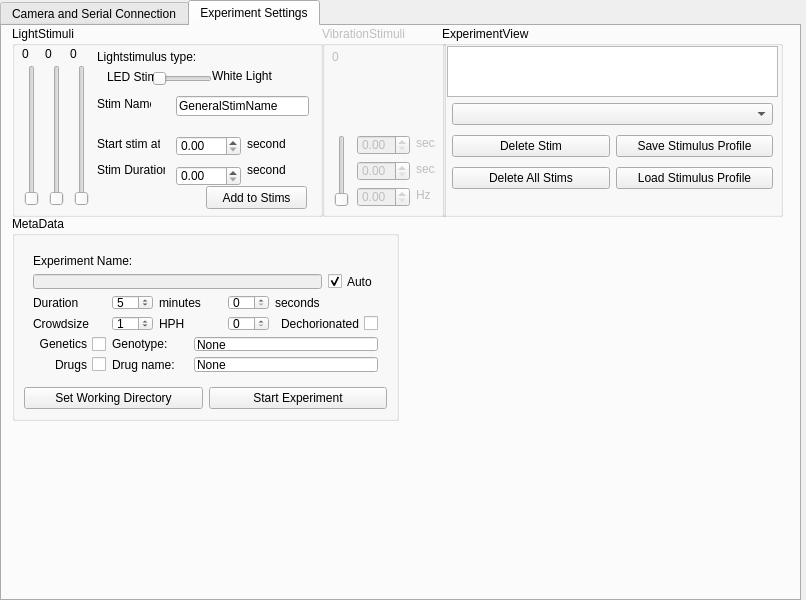
Before: the Qt Designer form form.ui in DanielDondorp/imMobilize, drawn with Qt 5.
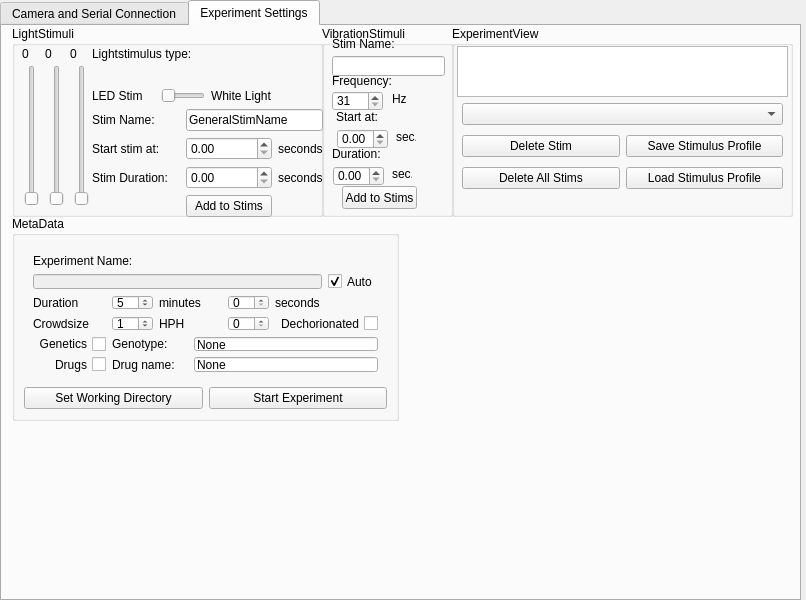
After: the same form once the commit is applied. The open tabs and pages were chosen to show the change. Custom widgets are drawn as their Qt base class.

Diff of the .ui file:
```diff
--- a/form.ui
+++ b/form.ui
@@ -544,7 +544,7 @@
     <widget class="QGroupBox" name="groupBox_2">
      <property name="geometry">
       <rect>
-       <x>440</x>
+       <x>450</x>
        <y>0</y>
        <width>341</width>
        <height>191</height>
@@ -790,74 +790,25 @@
     </widget>
     <widget class="QGroupBox" name="groupBox_3">
      <property name="enabled">
-      <bool>false</bool>
+      <bool>true</bool>
      </property>
      <property name="geometry">
       <rect>
        <x>320</x>
        <y>0</y>
-       <width>124</width>
+       <width>131</width>
        <height>191</height>
       </rect>
      </property>
      <property name="title">
       <string>VibrationStimuli</string>
      </property>
-     <widget class="QSlider" name="sliderVibrationStrength">
+     <widget class="QDoubleSpinBox" name="spinBoxVibrationDuration">
       <property name="geometry">
        <rect>
-        <x>10</x>
-        <y>109</y>
-        <width>19</width>
-        <height>72</height>
-       </rect>
-      </property>
-      <property name="maximum">
-       <number>255</number>
-      </property>
-      <property name="orientation">
-       <enum>Qt::Vertical</enum>
-      </property>
-     </widget>
-     <widget class="QLabel" name="label">
-      <property name="geometry">
-       <rect>
-        <x>10</x>
-        <y>23</y>
-        <width>16</width>
-        <height>16</height>
-       </rect>
-      </property>
-      <property name="text">
-       <string>0</string>
-      </property>
-     </widget>
-     <widget class="QDoubleSpinBox" name="doubleSpinBox">
-      <property name="geometry">
-       <rect>
-        <x>35</x>
-        <y>109</y>
-        <width>53</width>
-        <height>20</height>
-       </rect>
-      </property>
-     </widget>
-     <widget class="QDoubleSpinBox" name="doubleSpinBox_2">
-      <property name="geometry">
-       <rect>
-        <x>35</x>
-        <y>135</y>
-        <width>53</width>
-        <height>20</height>
-       </rect>
-      </property>
-     </widget>
-     <widget class="QDoubleSpinBox" name="doubleSpinBox_3">
-      <property name="geometry">
-       <rect>
-        <x>35</x>
-        <y>161</y>
-        <width>53</width>
+        <x>11</x>
+        <y>140</y>
+        <width>51</width>
         <height>20</height>
        </rect>
       </property>
@@ -865,8 +816,8 @@
      <widget class="QLabel" name="label_13">
       <property name="geometry">
        <rect>
-        <x>94</x>
-        <y>161</y>
+        <x>70</x>
+        <y>65</y>
         <width>16</width>
         <height>16</height>
        </rect>
@@ -875,24 +826,11 @@
        <string>Hz</string>
       </property>
      </widget>
-     <widget class="QLabel" name="label_17">
-      <property name="geometry">
-       <rect>
-        <x>94</x>
-        <y>135</y>
-        <width>20</width>
-        <height>16</height>
-       </rect>
-      </property>
-      <property name="text">
-       <string>sec.</string>
-      </property>
-     </widget>
      <widget class="QLabel" name="label_18">
       <property name="geometry">
        <rect>
-        <x>94</x>
-        <y>109</y>
+        <x>70</x>
+        <y>140</y>
         <width>20</width>
         <height>16</height>
        </rect>
@@ -901,99 +839,67 @@
        <string>sec.</string>
       </property>
      </widget>
-    </widget>
-    <widget class="QGroupBox" name="lightStimuliGroup">
-     <property name="enabled">
-      <bool>true</bool>
-     </property>
-     <property name="geometry">
-      <rect>
-       <x>10</x>
-       <y>0</y>
-       <width>311</width>
-       <height>191</height>
-      </rect>
-     </property>
-     <property name="title">
-      <string>LightStimuli</string>
-     </property>
-     <widget class="QLabel" name="labelSeconds1">
+     <widget class="QSpinBox" name="spinBoxVibrationFrequency">
       <property name="geometry">
        <rect>
-        <x>235</x>
-        <y>110</y>
-        <width>39</width>
-        <height>16</height>
-       </rect>
-      </property>
-      <property name="text">
-       <string>seconds</string>
-      </property>
-     </widget>
-     <widget class="QDoubleSpinBox" name="spinboxStimStart">
-      <property name="geometry">
-       <rect>
-        <x>164</x>
-        <y>110</y>
-        <width>65</width>
-        <height>20</height>
-       </rect>
-      </property>
-      <property name="maximum">
-       <double>1000.000000000000000</double>
-      </property>
-     </widget>
-     <widget class="QLineEdit" name="lineeditStimName">
-      <property name="geometry">
-       <rect>
-        <x>164</x>
-        <y>70</y>
-        <width>133</width>
+        <x>10</x>
+        <y>65</y>
+        <width>51</width>
         <height>20</height>
        </rect>
       </property>
       <property name="toolTip">
        <string>Give your stimulus a wonderful name!</string>
       </property>
-      <property name="text">
-       <string>GeneralStimName</string>
+      <property name="minimum">
+       <number>31</number>
       </property>
-      <property name="placeholderText">
-       <string>GeneralLightStim</string>
+      <property name="maximum">
+       <number>999</number>
       </property>
      </widget>
-     <widget class="QLabel" name="labelSeconds2">
+     <widget class="QLabel" name="label_17">
       <property name="geometry">
        <rect>
-        <x>235</x>
-        <y>136</y>
-        <width>39</width>
+        <x>10</x>
+        <y>120</y>
+        <width>61</width>
         <height>16</height>
        </rect>
       </property>
       <property name="text">
-       <string>seconds</string>
+       <string>Duration:</string>
       </property>
      </widget>
-     <widget class="QLabel" name="labelLightStimSettings">
+     <widget class="QLabel" name="label">
       <property name="geometry">
        <rect>
-        <x>85</x>
-        <y>23</y>
-        <width>171</width>
-        <height>16</height>
+        <x>10</x>
+        <y>45</y>
+        <width>61</width>
+        <height>20</height>
        </rect>
       </property>
       <property name="text">
-       <string>Lightstimulus type:</string>
+       <string>Frequency:</string>
       </property>
      </widget>
-     <widget class="QLabel" name="labelStimName">
+     <widget class="QLineEdit" name="lineeditVibrationStimName">
       <property name="geometry">
        <rect>
-        <x>85</x>
-        <y>70</y>
-        <width>54</width>
+        <x>10</x>
+        <y>30</y>
+        <width>113</width>
+        <height>20</height>
+       </rect>
+      </property>
+     </widget>
+     <widget class="QLabel" name="label_23">
+      <property name="geometry">
+       <rect>
+        <x>10</x>
+        <y>10</y>
+        <width>71</width>
         <height>16</height>
        </rect>
       </property>
@@ -1001,51 +907,12 @@
        <string>Stim Name:</string>
       </property>
      </widget>
-     <widget class="QLabel" name="labelStimDuration">
+     <widget class="QPushButton" name="buttonSaveVibrationStim">
       <property name="geometry">
        <rect>
-        <x>85</x>
-        <y>136</y>
-        <width>68</width>
-        <height>16</height>
-       </rect>
-      </property>
-      <property name="text">
-       <string>Stim Duration:</string>
-      </property>
-     </widget>
-     <widget class="QLabel" name="labelTestStim">
-      <property name="geometry">
-       <rect>
-        <x>85</x>
-        <y>110</y>
-        <width>63</width>
-        <height>16</height>
-       </rect>
-      </property>
-      <property name="text">
-       <string>Start stim at:</string>
-      </property>
-     </widget>
-     <widget class="QDoubleSpinBox" name="spinboxStimDuration">
-      <property name="geometry">
-       <rect>
-        <x>164</x>
-        <y>140</y>
-        <width>65</width>
-        <height>20</height>
-       </rect>
-      </property>
-      <property name="maximum">
-       <double>1000.000000000000000</double>
-      </property>
-     </widget>
-     <widget class="QPushButton" name="buttonSaveStim">
-      <property name="geometry">
-       <rect>
-        <x>194</x>
+        <x>20</x>
         <y>160</y>
-        <width>101</width>
+        <width>75</width>
         <height>23</height>
        </rect>
       </property>
@@ -1053,48 +920,58 @@
        <string>Add to Stims</string>
       </property>
      </widget>
-     <widget class="QSlider" name="toggleWhiteColor">
+     <widget class="QLabel" name="label_24">
       <property name="geometry">
        <rect>
-        <x>140</x>
-        <y>42</y>
-        <width>60</width>
-        <height>21</height>
-       </rect>
-      </property>
-      <property name="maximum">
-       <number>1</number>
-      </property>
-      <property name="orientation">
-       <enum>Qt::Horizontal</enum>
-      </property>
-     </widget>
-     <widget class="QLabel" name="labelLightStimTypeLED">
-      <property name="geometry">
-       <rect>
-        <x>95</x>
-        <y>44</y>
-        <width>47</width>
-        <height>13</height>
+        <x>74</x>
+        <y>103</y>
+        <width>20</width>
+        <height>16</height>
        </rect>
       </property>
       <property name="text">
-       <string>LED Stim</string>
+       <string>sec.</string>
       </property>
      </widget>
-     <widget class="QLabel" name="labelLightStimTypeWhite">
+     <widget class="QLabel" name="label_25">
       <property name="geometry">
        <rect>
-        <x>200</x>
-        <y>42</y>
+        <x>14</x>
+        <y>83</y>
         <width>61</width>
         <height>16</height>
        </rect>
       </property>
       <property name="text">
-       <string>White Light</string>
+       <string>Start at:</string>
       </property>
      </widget>
+     <widget class="QDoubleSpinBox" name="spinBoxVibrationStart">
+      <property name="geometry">
+       <rect>
+        <x>15</x>
+        <y>103</y>
+        <width>51</width>
+        <height>20</height>
+       </rect>
+      </property>
+     </widget>
+    </widget>
+    <widget class="QGroupBox" name="lightStimuliGroup">
+     <property name="enabled">
+      <bool>true</bool>
+     </property>
+     <property name="geometry">
+      <rect>
+       <x>10</x>
+       <y>0</y>
+       <width>311</width>
+       <height>191</height>
+      </rect>
+     </property>
+     <property name="title">
+      <string>LightStimuli</string>
+     </property>
      <widget class="QWidget" name="widgetLEDSliders" native="true">
       <property name="enabled">
        <bool>true</bool>
@@ -1195,6 +1072,118 @@
        </property>
       </widget>
      </widget>
+     <widget class="QWidget" name="widget_2" native="true">
+      <property name="geometry">
+       <rect>
+        <x>80</x>
+        <y>0</y>
+        <width>231</width>
+        <height>191</height>
+       </rect>
+      </property>
+      <layout class="QGridLayout" name="gridLayout_8">
+       <item row="0" column="0" colspan="3">
+        <widget class="QLabel" name="labelLightStimSettings">
+         <property name="text">
+          <string>Lightstimulus type:</string>
+         </property>
+        </widget>
+       </item>
+       <item row="1" column="0">
+        <widget class="QLabel" name="labelLightStimTypeLED">
+         <property name="text">
+          <string>LED Stim</string>
+         </property>
+        </widget>
+       </item>
+       <item row="1" column="1" colspan="2">
+        <widget class="QSlider" name="toggleWhiteColor">
+         <property name="maximum">
+          <number>1</number>
+         </property>
+         <property name="orientation">
+          <enum>Qt::Horizontal</enum>
+         </property>
+        </widget>
+       </item>
+       <item row="1" column="3">
+        <widget class="QLabel" name="labelLightStimTypeWhite">
+         <property name="text">
+          <string>White Light</string>
+         </property>
+        </widget>
+       </item>
+       <item row="2" column="0">
+        <widget class="QLabel" name="labelStimName">
+         <property name="text">
+          <string>Stim Name:</string>
+         </property>
+        </widget>
+       </item>
+       <item row="2" column="2" colspan="3">
+        <widget class="QLineEdit" name="lineeditLightStimName">
+         <property name="toolTip">
+          <string>Give your stimulus a wonderful name!</string>
+         </property>
+         <property name="text">
+          <string>GeneralStimName</string>
+         </property>
+         <property name="placeholderText">
+          <string>GeneralLightStim</string>
+         </property>
+        </widget>
+       </item>
+       <item row="3" column="0" colspan="2">
+        <widget class="QLabel" name="labelTestStim">
+         <property name="text">
+          <string>Start stim at:</string>
+         </property>
+        </widget>
+       </item>
+       <item row="3" column="2" colspan="2">
+        <widget class="QDoubleSpinBox" name="spinboxStimStart">
+         <property name="maximum">
+          <double>1000.000000000000000</double>
+         </property>
+        </widget>
+       </item>
+       <item row="3" column="4">
+        <widget class="QLabel" name="labelSeconds1">
+         <property name="text">
+          <string>seconds</string>
+         </property>
+        </widget>
+       </item>
+       <item row="4" column="0" colspan="2">
+        <widget class="QLabel" name="labelStimDuration">
+         <property name="text">
+          <string>Stim Duration:</string>
+         </property>
+        </widget>
+       </item>
+       <item row="4" column="2" colspan="2">
+        <widget class="QDoubleSpinBox" name="spinboxStimDuration">
+         <property name="maximum">
+          <double>1000.000000000000000</double>
+         </property>
+        </widget>
+       </item>
+       <item row="4" column="4">
+        <widget class="QLabel" name="labelSeconds2">
+         <property name="text">
+          <string>seconds</string>
+         </property>
+        </widget>
+       </item>
+       <item row="5" column="2" colspan="2">
+        <widget class="QPushButton" name="buttonSaveStim">
+         <property name="text">
+          <string>Add to Stims</string>
+         </property>
+        </widget>
+       </item>
+      </layout>
+     </widget>
     </widget>
    </widget>
   </widget>
```
Left out of the diff: 6 changed lines with no effect on the pictures.
